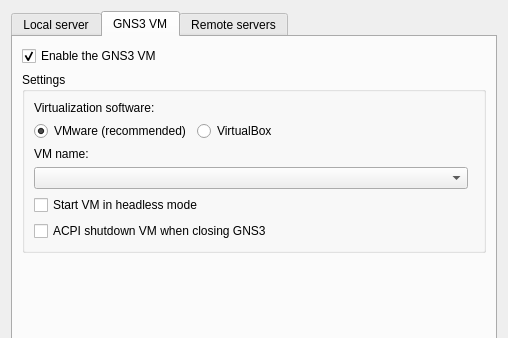
Qt form gns3/ui/server_preferences_page.ui (GNS3/gns3-gui) before a commit; both pictures show x 0 to 508 and y 0 to 338 of the 508 by 609 pixel window.
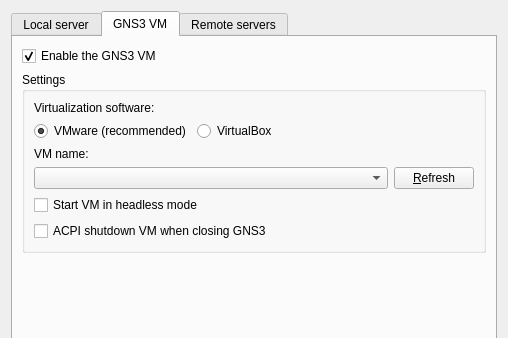
The same form after that commit. The open tabs and pages were chosen to show the change.

Patch:
```diff
--- a/gns3/ui/server_preferences_page.ui
+++ b/gns3/ui/server_preferences_page.ui
@@ -394,6 +394,13 @@
             </property>
            </widget>
           </item>
+          <item row="4" column="1">
+           <widget class="QPushButton" name="uiRefreshPushButton">
+            <property name="text">
+             <string>&amp;Refresh</string>
+            </property>
+           </widget>
+          </item>
          </layout>
         </widget>
        </item>
```
Left out of the diff: 2 changed lines with no effect on the pictures.
